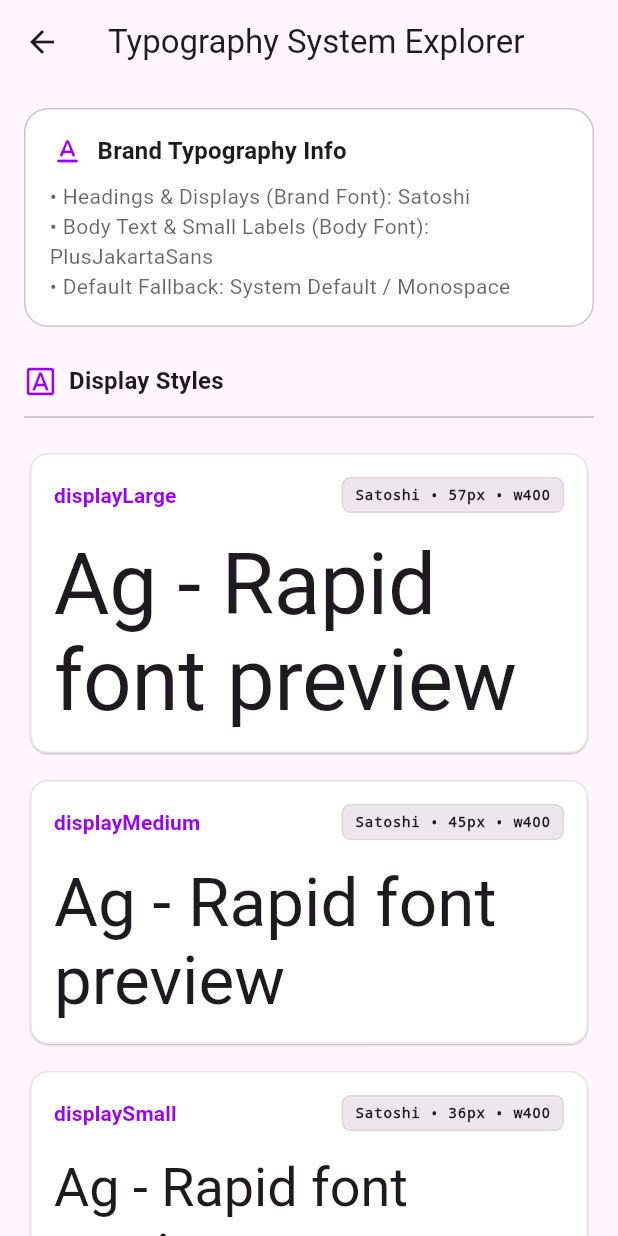
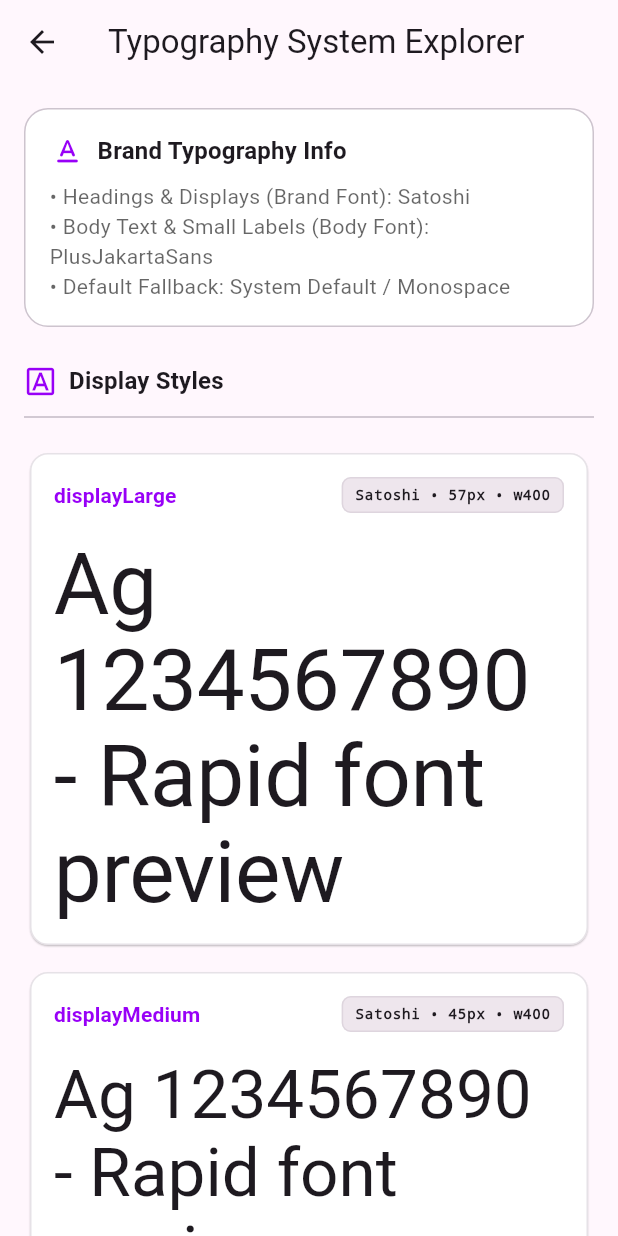
Before and after one commit to karthikayansde/frontend_systems, a Flutter app: the TypographyScreen screen opened directly, on a phone screen of 412 x 824 dp. Run offline on Flutter 3.47's test engine with Material 3 defaults, Android fonts, the phone set to English and light mode, and no system bars; our stand-ins replace emoji_picker_flutter, flutter_secure_storage, get, get_storage, logger, reactive_forms; missing offline and left inert: flex_color_picker; accounts and stored records are empty; Roboto replaces fonts that are missing (PlusJakartaSans, Satoshi).

```diff
--- a/lib/presentation/typography_screen.dart
+++ b/lib/presentation/typography_screen.dart
@@ -233,8 +233,11 @@ class _TextThemeRow extends StatelessWidget {
             ),
             const SizedBox(height: 16),
             Text(
-              'Ag - Rapid font preview',
-              style: style.copyWith(color: colorScheme.onSurface),
+              'Ag 1234567890 - Rapid font preview',
+              style: style.copyWith(
+                color: colorScheme.onSurface,
+                fontFeatures: [const FontFeature.tabularFigures()],
+              ),
             ),
           ],
         ),
```
